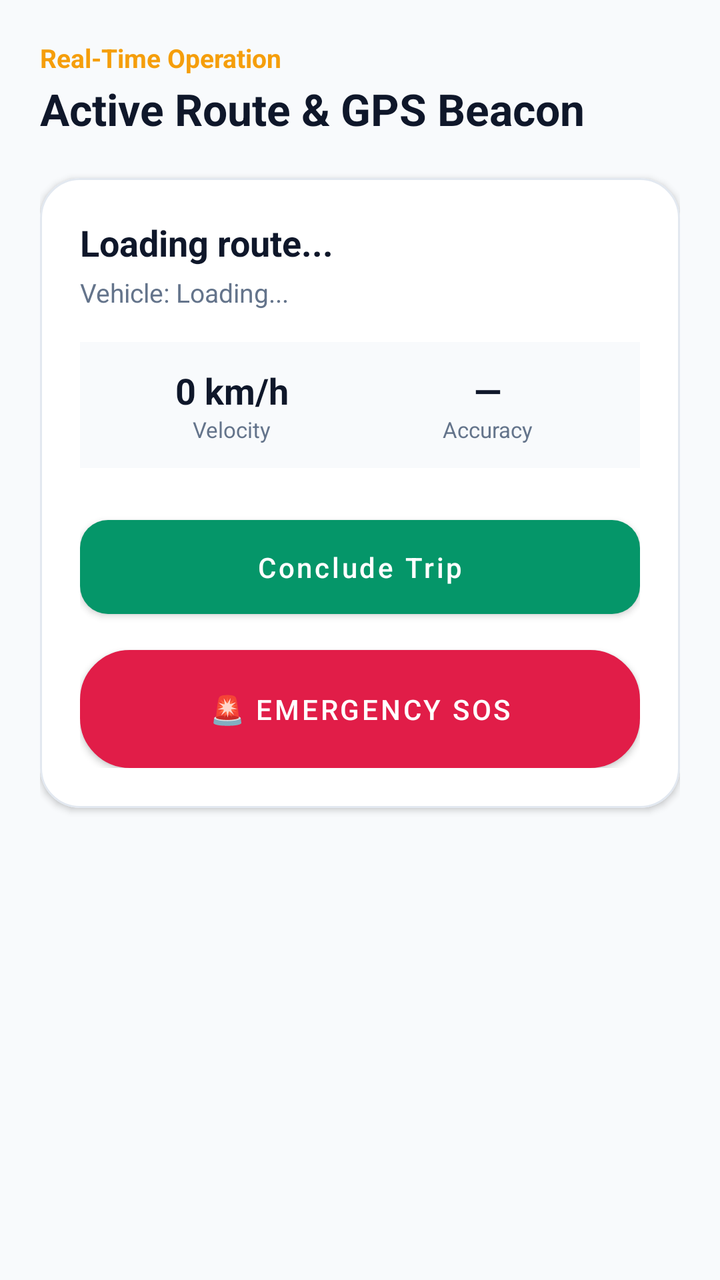
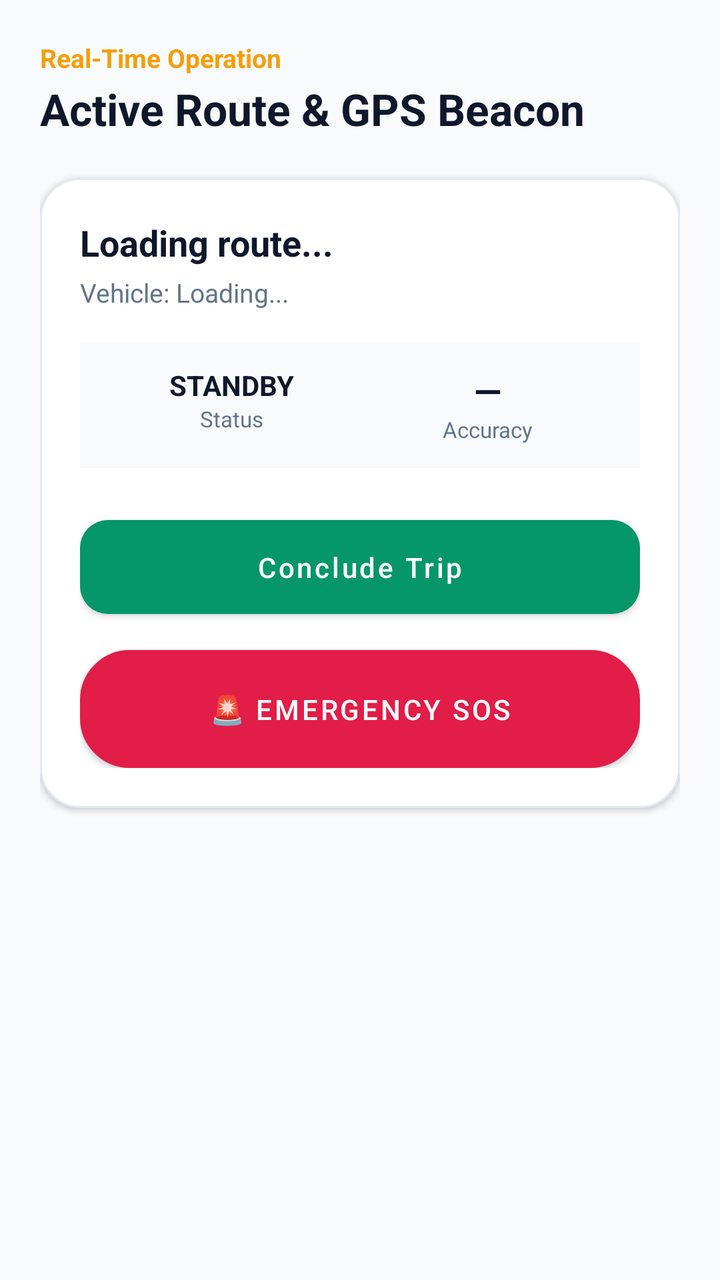

Two renders of the same Android screen: before a commit and after it. Below are the layout's source before the change and the commit's diff.
<!-- AndroidManifest.xml: application theme Theme.UniTrack -->
<!-- res/layout/fragment_driver_trip.xml -->
<?xml version="1.0" encoding="utf-8"?>
<ScrollView xmlns:android="http://schemas.android.com/apk/res/android"
    xmlns:app="http://schemas.android.com/apk/res-auto"
    android:layout_width="match_parent"
    android:layout_height="match_parent"
    android:background="@color/background"
    android:fillViewport="true">

    <LinearLayout
        android:layout_width="match_parent"
        android:layout_height="wrap_content"
        android:orientation="vertical"
        android:padding="20dp">

        <TextView
            android:layout_width="wrap_content"
            android:layout_height="wrap_content"
            android:text="Real-Time Operation"
            android:textColor="@color/accent"
            android:textSize="13sp"
            android:textStyle="bold" />

        <TextView
            android:layout_width="wrap_content"
            android:layout_height="wrap_content"
            android:layout_marginTop="2dp"
            android:text="Active Route &amp; GPS Beacon"
            android:textColor="@color/text_primary"
            android:textSize="22sp"
            android:textStyle="bold" />

        <com.google.android.material.card.MaterialCardView
            style="@style/Widget.UniTrack.Card"
            android:layout_width="match_parent"
            android:layout_height="wrap_content"
            android:layout_marginTop="20dp"
            app:cardCornerRadius="20dp">

            <LinearLayout
                android:layout_width="match_parent"
                android:layout_height="wrap_content"
                android:orientation="vertical"
                android:padding="20dp">

                <TextView
                    android:id="@+id/tvFragTripRouteName"
                    android:layout_width="wrap_content"
                    android:layout_height="wrap_content"
                    android:text="Loading route..."
                    android:textColor="@color/text_primary"
                    android:textSize="18sp"
                    android:textStyle="bold" />

                <TextView
                    android:id="@+id/tvFragTripBus"
                    android:layout_width="wrap_content"
                    android:layout_height="wrap_content"
                    android:layout_marginTop="4dp"
                    android:text="Vehicle: Loading..."
                    android:textColor="@color/text_secondary"
                    android:textSize="13sp" />

                
                <LinearLayout
                    android:layout_width="match_parent"
                    android:layout_height="wrap_content"
                    android:layout_marginTop="16dp"
                    android:background="#F8FAFC"
                    android:orientation="horizontal"
                    android:padding="12dp">

                    <LinearLayout
                        android:layout_width="0dp"
                        android:layout_height="wrap_content"
                        android:layout_weight="1"
                        android:gravity="center"
                        android:orientation="vertical">

                        <TextView
                            android:id="@+id/tvFragSpeed"
                            android:layout_width="wrap_content"
                            android:layout_height="wrap_content"
                            android:text="0 km/h"
                            android:textColor="@color/text_primary"
                            android:textSize="18sp"
                            android:textStyle="bold" />

                        <TextView
                            android:layout_width="wrap_content"
                            android:layout_height="wrap_content"
                            android:text="Velocity"
                            android:textColor="@color/text_secondary"
                            android:textSize="11sp" />
                    </LinearLayout>

                    <LinearLayout
                        android:layout_width="0dp"
                        android:layout_height="wrap_content"
                        android:layout_weight="1"
                        android:gravity="center"
                        android:orientation="vertical">

                        <TextView
                            android:id="@+id/tvFragAccuracy"
                            android:layout_width="wrap_content"
                            android:layout_height="wrap_content"
                            android:text="—"
                            android:textColor="@color/text_primary"
                            android:textSize="18sp"
                            android:textStyle="bold" />

                        <TextView
                            android:layout_width="wrap_content"
                            android:layout_height="wrap_content"
                            android:text="Accuracy"
                            android:textColor="@color/text_secondary"
                            android:textSize="11sp" />
                    </LinearLayout>
                </LinearLayout>

                
                <com.google.android.material.button.MaterialButton
                    android:id="@+id/btnTripStartEnd"
                    style="@style/Widget.UniTrack.Button.Primary"
                    android:layout_width="match_parent"
                    android:layout_height="wrap_content"
                    android:layout_marginTop="20dp"
                    android:text="Conclude Trip" />

                <com.google.android.material.button.MaterialButton
                    android:id="@+id/btnFragEmergency"
                    style="@style/Widget.UniTrack.Button.Danger"
                    android:layout_width="match_parent"
                    android:layout_height="wrap_content"
                    android:layout_marginTop="12dp"
                    android:background="@drawable/bg_sos_button"
                    android:text="🚨 EMERGENCY SOS" />

            </LinearLayout>
        </com.google.android.material.card.MaterialCardView>

    </LinearLayout>
</ScrollView>
<!-- resources referenced by this layout -->
<resources>
  <color name="accent">#F59E0B</color>
  <color name="background">#F8FAFC</color>
  <color name="text_primary">#0F172A</color>
  <color name="text_secondary">#64748B</color>
  <!-- drawable bg_sos_button (drawable) -->
  <?xml version="1.0" encoding="utf-8"?>
  <ripple xmlns:android="http://schemas.android.com/apk/res/android"
      android:color="#FECDD3">
      <item>
          <shape android:shape="rectangle">
              <corners android:radius="24dp" />
              <gradient
                  android:angle="45"
                  android:startColor="#BE123C"
                  android:endColor="#E11D48"
                  android:type="linear" />
              <stroke
                  android:width="2dp"
                  android:color="#FDA4AF" />
          </shape>
      </item>
  </ripple>
  <style name="Widget.UniTrack.Button.Danger" parent="Widget.MaterialComponents.Button">
          <item name="backgroundTint">@color/danger</item>
          <item name="android:textColor">@color/pure_white</item>
          <item name="cornerRadius">14dp</item>
          <item name="android:textAllCaps">false</item>
          <item name="android:paddingTop">14dp</item>
          <item name="android:paddingBottom">14dp</item>
          <item name="android:fontFamily">sans-serif-medium</item>
      </style>
  <style name="Widget.UniTrack.Button.Primary" parent="Widget.MaterialComponents.Button">
          <item name="backgroundTint">@color/primary</item>
          <item name="android:textColor">@color/pure_white</item>
          <item name="cornerRadius">14dp</item>
          <item name="android:textAllCaps">false</item>
          <item name="android:paddingTop">14dp</item>
          <item name="android:paddingBottom">14dp</item>
          <item name="android:fontFamily">sans-serif-medium</item>
      </style>
  <style name="Widget.UniTrack.Card" parent="Widget.MaterialComponents.CardView">
          <item name="cardCornerRadius">20dp</item>
          <item name="cardElevation">2dp</item>
          <item name="cardBackgroundColor">@color/card_background</item>
          <item name="strokeColor">@color/border</item>
          <item name="strokeWidth">1dp</item>
      </style>
  <color name="danger">#E11D48</color>
  <color name="pure_white">#FFFFFF</color>
  <color name="primary">#059669</color>
  <color name="card_background">#FFFFFF</color>
  <color name="border">#E2E8F0</color>
  <color name="primary_dark">#047857</color>
  <color name="secondary">#0F172A</color>
  <color name="secondary_light">#1E293B</color>
  <color name="surface">#FFFFFF</color>
  <color name="input_hint">#64748B</color>
  <color name="input_text">#0F172A</color>
  <style name="Widget.UniTrack.TextInputLayout" parent="Widget.MaterialComponents.TextInputLayout.OutlinedBox">
          <item name="boxStrokeColor">@color/primary</item>
          <item name="hintTextColor">@color/primary</item>
          <item name="android:textColorHint">@color/input_hint</item>
          <item name="boxBackgroundColor">@color/input_background</item>
          <item name="boxCornerRadiusTopStart">12dp</item>
          <item name="boxCornerRadiusTopEnd">12dp</item>
          <item name="boxCornerRadiusBottomStart">12dp</item>
          <item name="boxCornerRadiusBottomEnd">12dp</item>
      </style>
  <style name="Widget.UniTrack.EditText" parent="Widget.MaterialComponents.TextInputEditText.OutlinedBox">
          <item name="android:textColor">@color/input_text</item>
          <item name="android:textColorHint">@color/input_hint</item>
          <item name="android:textSize">14sp</item>
      </style>
  <color name="input_background">#FFFFFF</color>
  <!-- unchanged entries left out for length: 1 -->
</resources>

<!-- the commit's change to res/layout/fragment_driver_trip.xml (unified diff, before → after) -->
@@ -80,15 +80,15 @@
                             android:id="@+id/tvFragSpeed"
                             android:layout_width="wrap_content"
                             android:layout_height="wrap_content"
-                            android:text="0 km/h"
+                            android:text="STANDBY"
                             android:textColor="@color/text_primary"
-                            android:textSize="18sp"
+                            android:textSize="14sp"
                             android:textStyle="bold" />
 
                         <TextView
                             android:layout_width="wrap_content"
                             android:layout_height="wrap_content"
-                            android:text="Velocity"
+                            android:text="Status"
                             android:textColor="@color/text_secondary"
                             android:textSize="11sp" />
                     </LinearLayout>
